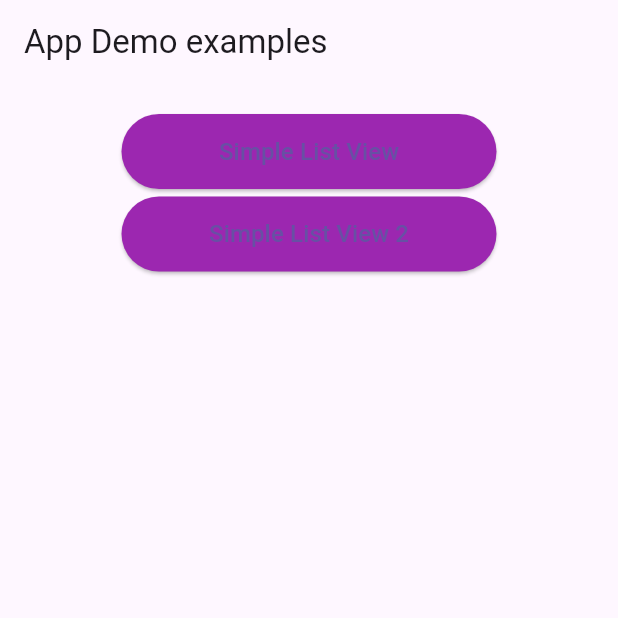
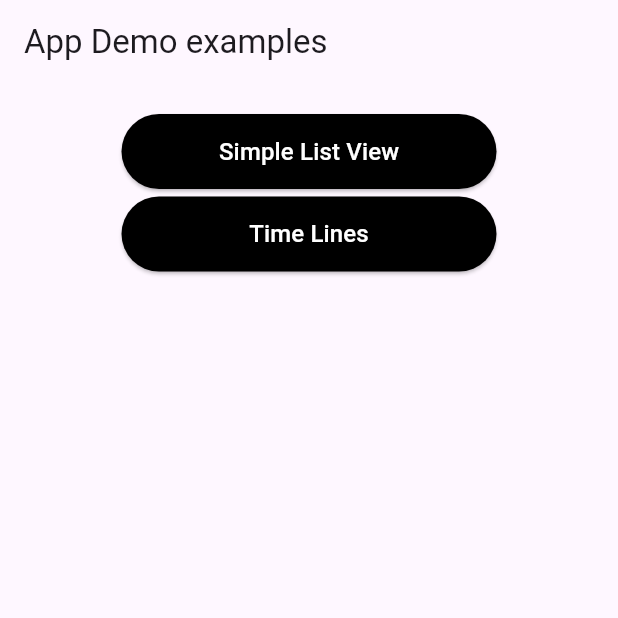
Before and after one commit to kleysonklaus/flutter_practice_code, a Flutter app: the screen it shows after launch, on a phone screen of 412 x 824 dp, the top half of it. Run offline on Flutter 3.47's test engine with Material 2 defaults, Android fonts, the phone set to English and light mode, and no system bars.

Commit message:
feat(widgets): fix button colors

```diff
--- a/lib/home.dart
+++ b/lib/home.dart
@@ -26,7 +26,7 @@ class Home extends StatelessWidget {
               ),
               const SizedBox(height: 5),
               FpcButtom(
-                label: "Simple List View 2",
+                label: "Time Lines",
                 onTap: () {
                   Navigator.of(context).push(
                     MaterialPageRoute<void>(
--- a/lib/widgets/fpc_button.dart
+++ b/lib/widgets/fpc_button.dart
@@ -6,6 +6,7 @@ class FpcButtom extends StatelessWidget {
   final double? textFontSize;
   final FontWeight? textFontWeight;
   final Color? backgroundColor;
+  final Color? textColor;
   final double? maxWith;
   final double? mnaxHeight;
   const FpcButtom({
@@ -14,7 +15,8 @@ class FpcButtom extends StatelessWidget {
     this.onTap,
     this.textFontSize = 16.0,
     this.textFontWeight,
-    this.backgroundColor = Colors.purple,
+    this.backgroundColor = Colors.black,
+    this.textColor = Colors.white,
     this.maxWith = 250,
     this.mnaxHeight = 50,
   }) : super(key: key);
@@ -30,6 +32,7 @@ class FpcButtom extends StatelessWidget {
       child: Text(
         label,
         style: TextStyle(
+          color: textColor,
           fontSize: textFontSize,
           fontWeight: textFontWeight,
         ),
```
